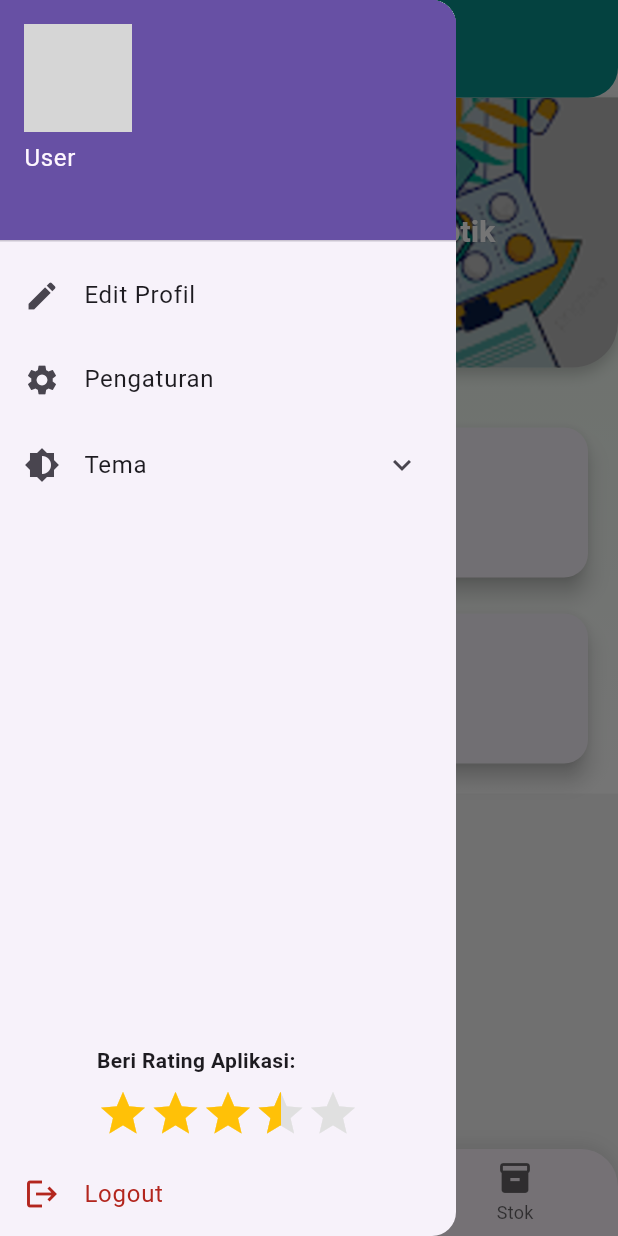
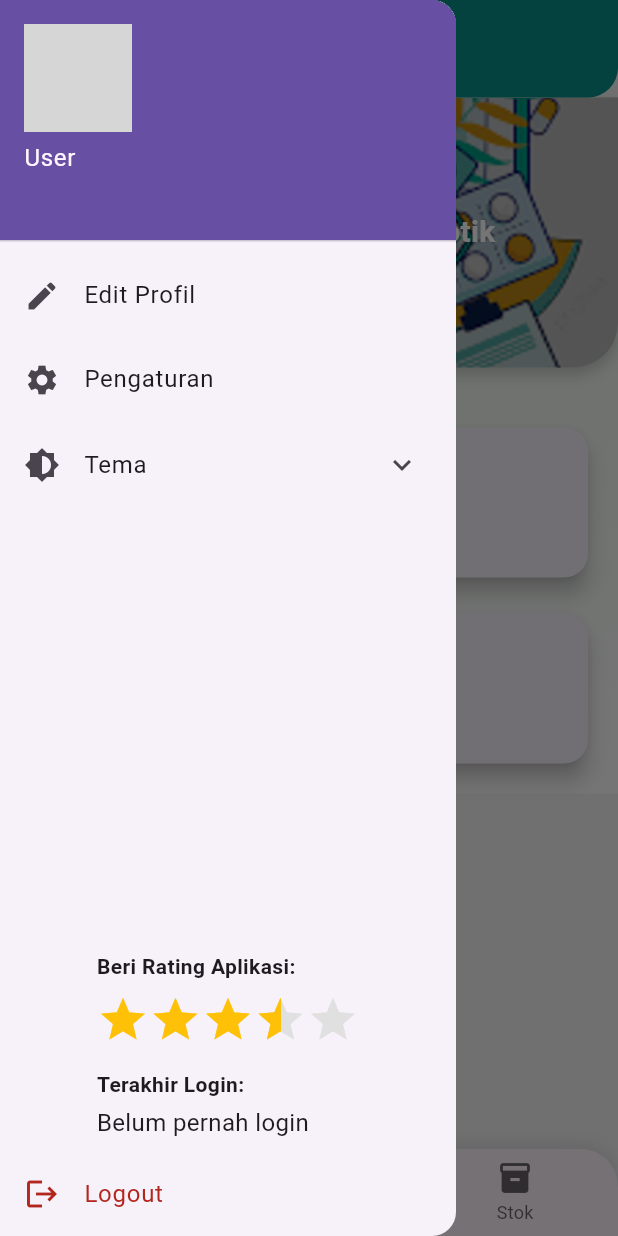
Before and after one commit to Rayhanfajri/Pencatatan_apotik_PBP, a Flutter app: the Dashboard screen opened directly with empty values, with the side drawer open, on a phone screen of 412 x 824 dp. Run offline on Flutter 3.47's test engine with Material 3 defaults, Android fonts, the phone set to English and light mode, and no system bars; drawn by our look-alikes of flutter_rating_bar; our stand-ins replace adaptive_theme, chewie, fl_chart, getwidget, shared_preferences, video_player; missing offline and left inert: avatars; accounts and stored records are empty; grey boxes are pictures that could not be loaded.

Commit message:
update 2 9-10-25

```diff
--- a/lib/pages/Dashboard.dart
+++ b/lib/pages/Dashboard.dart
@@ -2,7 +2,7 @@ import 'package:flutter/material.dart';
 import 'package:adaptive_theme/adaptive_theme.dart';
 import 'package:flutter_rating_bar/flutter_rating_bar.dart';
 import 'package:avatars/avatars.dart';
-import 'package:shared_preferences/shared_preferences.dart'; // ⬅️ Tambahan
+import 'package:shared_preferences/shared_preferences.dart';
 
 import 'login.dart';
 import 'home_page.dart';
@@ -26,20 +26,20 @@ class _DashboardState extends State<Dashboard> {
   late List<Penjualan> penjualan;
   late List<Obat> stok;
   double _rating = 3.5;
+  String? _lastLogin;
 
   @override
   void initState() {
     super.initState();
     penjualan = List<Penjualan>.from(penjualanList);
     stok = List<Obat>.from(stokObatList);
-    _loadSavedTheme(); // ⬅️ Tambahan: cek tema yang terakhir disimpan
+    _loadSavedTheme();
+    _loadLastLogin();
   }
 
-  // 🔹 Fungsi buat ambil tema dari SharedPreferences
   Future<void> _loadSavedTheme() async {
     final prefs = await SharedPreferences.getInstance();
     final savedTheme = prefs.getString('selectedTheme');
-
     if (savedTheme == 'light') {
       AdaptiveTheme.of(context).setLight();
     } else if (savedTheme == 'dark') {
@@ -49,10 +49,16 @@ class _DashboardState extends State<Dashboard> {
     }
   }
 
-  // 🔹 Fungsi buat simpan tema ke SharedPreferences
   Future<void> _saveTheme(String themeMode) async {
     final prefs = await SharedPreferences.getInstance();
     await prefs.setString('selectedTheme', themeMode);
+  }
+
+  Future<void> _loadLastLogin() async {
+    final prefs = await SharedPreferences.getInstance();
+    setState(() {
+      _lastLogin = prefs.getString('last_login');
+    });
   }
 
   @override
@@ -103,8 +109,6 @@ class _DashboardState extends State<Dashboard> {
           centerTitle: true,
         ),
       ),
-
-      // === Sidebar Drawer ===
       drawer: Drawer(
         child: Column(
           children: [
@@ -119,7 +123,6 @@ class _DashboardState extends State<Dashboard> {
                 color: Theme.of(context).colorScheme.primary,
               ),
             ),
-
             ListTile(
               leading: const Icon(Icons.edit),
               title: const Text("Edit Profil"),
@@ -140,8 +143,6 @@ class _DashboardState extends State<Dashboard> {
                 );
               },
             ),
-
-            // === Pilihan Tema ===
             ExpansionTile(
               leading: const Icon(Icons.brightness_6),
               title: const Text("Tema"),
@@ -150,7 +151,7 @@ class _DashboardState extends State<Dashboard> {
                   title: const Text("Terang"),
                   onTap: () {
                     AdaptiveTheme.of(context).setLight();
-                    _saveTheme('light'); // ⬅️ Simpan pilihan
+                    _saveTheme('light');
                     Navigator.pop(context);
                   },
                 ),
@@ -158,7 +159,7 @@ class _DashboardState extends State<Dashboard> {
                   title: const Text("Gelap"),
                   onTap: () {
                     AdaptiveTheme.of(context).setDark();
-                    _saveTheme('dark'); // ⬅️ Simpan pilihan
+                    _saveTheme('dark');
                     Navigator.pop(context);
                   },
                 ),
@@ -166,16 +167,13 @@ class _DashboardState extends State<Dashboard> {
                   title: const Text("Ikuti Sistem"),
                   onTap: () {
                     AdaptiveTheme.of(context).setSystem();
-                    _saveTheme('system'); // ⬅️ Simpan pilihan
+                    _saveTheme('system');
                     Navigator.pop(context);
                   },
                 ),
               ],
             ),
-
             const Spacer(),
-
-            // ⭐ Rating
             Padding(
               padding: const EdgeInsets.symmetric(vertical: 8, horizontal: 16),
               child: Column(
@@ -205,10 +203,21 @@ class _DashboardState extends State<Dashboard> {
                       );
                     },
                   ),
+                  const SizedBox(height: 16),
+                  const Text(
+                    "Terakhir Login:",
+                    style: TextStyle(fontWeight: FontWeight.bold),
+                  ),
+                  const SizedBox(height: 4),
+                  Text(
+                    _lastLogin != null
+                        ? "Waktu: $_lastLogin"
+                        : "Belum pernah login",
+                    style: const TextStyle(fontSize: 16),
+                  ),
                 ],
               ),
             ),
-
             ListTile(
               leading: Icon(
                 Icons.logout,
@@ -228,9 +237,7 @@ class _DashboardState extends State<Dashboard> {
           ],
         ),
       ),
-
       body: IndexedStack(index: myIndex, children: pages),
-
       bottomNavigationBar: Container(
         decoration: BoxDecoration(
           color: Theme.of(context).colorScheme.surface,
--- a/lib/pages/regis.dart
+++ b/lib/pages/regis.dart
@@ -141,8 +141,10 @@ class _RegisState extends State<Regis> {
         ),
         TextField(
           controller: _emailController,
+          style: const TextStyle(color: Colors.white),
           decoration: InputDecoration(
             hintText: hintText,
+            hintStyle: const TextStyle(color: Colors.white),
             border: const OutlineInputBorder(),
           ),
         ),
@@ -165,8 +167,10 @@ class _RegisState extends State<Regis> {
         TextField(
           controller: _passwordController,
           obscureText: !_isPasswordVisible,
+          style: const TextStyle(color: Colors.white),
           decoration: InputDecoration(
             hintText: "Masukkan Password",
+            hintStyle: const TextStyle(color: Colors.white),
             border: const OutlineInputBorder(),
             suffixIcon: IconButton(
               icon: Icon(
@@ -200,8 +204,10 @@ class _RegisState extends State<Regis> {
         TextField(
           controller: _confirmPasswordController,
           obscureText: !_isConfirmPasswordVisible,
+          style: const TextStyle(color: Colors.white),
           decoration: InputDecoration(
             hintText: "Masukkan Ulang Password",
+            hintStyle: const TextStyle(color: Colors.white),
             border: const OutlineInputBorder(),
             suffixIcon: IconButton(
               icon: Icon(
```
Also changed, not shown: lib/pages/Login.dart (+15 -2 lines).
